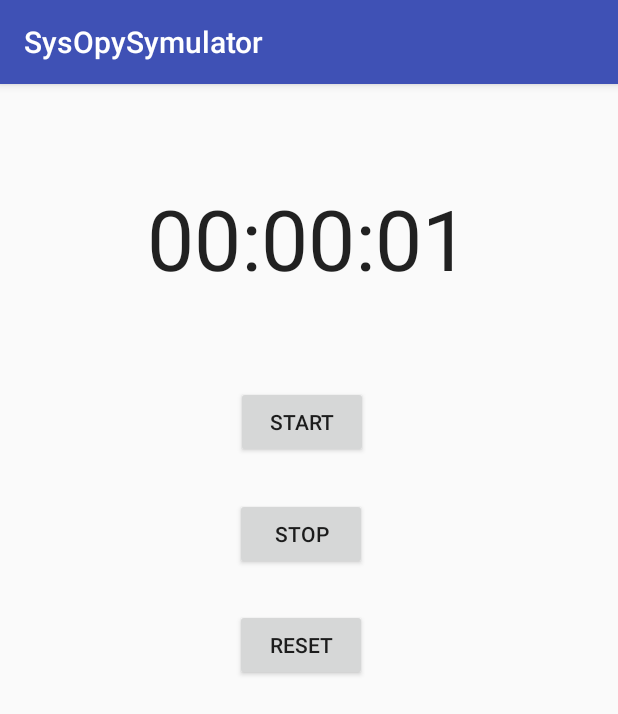
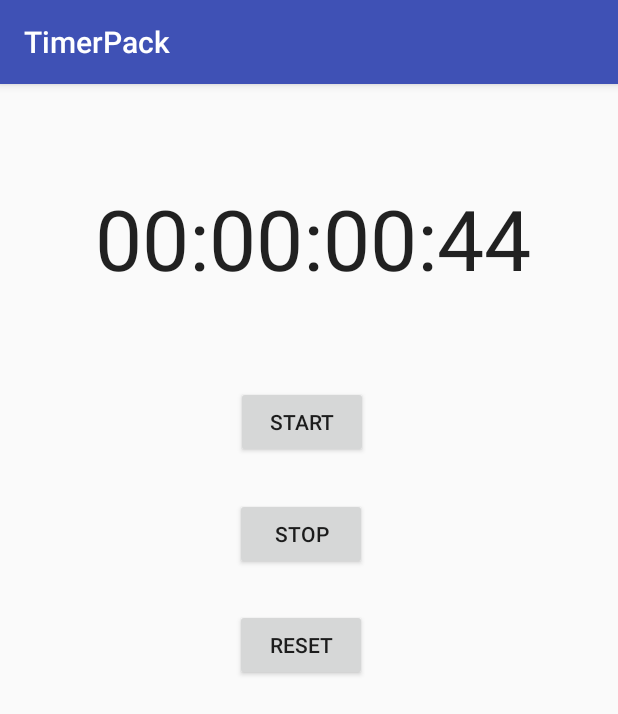
Before and after one commit to kowalikg/SimpleStopWatch, an Android app: the screen it shows after launch (mainActivity), after a tap on "START", on a phone screen of 412 x 824 dp. Shown: the top 714 px of the screen. Run offline under Robolectric (Android 15) with nearby library versions, the phone set to English and light mode, and no system bars.

Commit message:
class StopWatch starting using fragments

```diff
--- a/app/build.gradle
+++ b/app/build.gradle
@@ -28,5 +28,6 @@ dependencies {
     })
     compile 'com.android.support:appcompat-v7:25.3.1'
     compile 'com.android.support.constraint:constraint-layout:1.0.2'
+    compile 'com.android.support:support-v4:25.3.1'
     testCompile 'junit:junit:4.12'
 }
--- a/app/src/main/AndroidManifest.xml
+++ b/app/src/main/AndroidManifest.xml
@@ -1,6 +1,6 @@
 <?xml version="1.0" encoding="utf-8"?>
 <manifest xmlns:android="http://schemas.android.com/apk/res/android"
-    package="milqaa.student.agh.edu.pl.sysopysymulator">
+    package="milqaa.student.agh.edu.pl.TimerPack">
 
     <application
         android:allowBackup="true"
@@ -9,7 +9,7 @@
         android:roundIcon="@mipmap/ic_launcher_round"
         android:supportsRtl="true"
         android:theme="@style/AppTheme">
-        <activity android:name=".mainActivity">
+        <activity android:name="milqaa.student.agh.edu.pl.TimerPack.mainActivity">
             <intent-filter>
                 <action android:name="android.intent.action.MAIN" />
 
--- /dev/null
+++ b/app/src/main/java/milqaa/student/agh/edu/pl/TimerPack/StopWatch.java
@@ -0,0 +1,72 @@
+package milqaa.student.agh.edu.pl.TimerPack;
+
+import java.util.Locale;
+
+/**
+ * Created by Gabrysia on 30.04.2017.
+ */
+
+public class StopWatch {
+    private int totalMilis;
+    private boolean isRunning;
+    private boolean runningBeforeStop;
+
+    public StopWatch(int totalMilis, boolean isRunning, boolean runningBeforeStop){
+        this.totalMilis = totalMilis;
+        this.isRunning = isRunning;
+        this.runningBeforeStop = runningBeforeStop;
+    }
+    public StopWatch(){
+        this.totalMilis = 0;
+        this.isRunning = false;
+        this.runningBeforeStop = false;
+    }
+    public boolean isRunning() {
+        return isRunning;
+    }
+
+    public void setRunning(boolean running) {
+        isRunning = running;
+    }
+
+    public boolean wasRunningBeforeStop() {
+        return runningBeforeStop;
+    }
+
+    public void setRunningBeforeStop(boolean runningBeforeStop) {
+        this.runningBeforeStop = runningBeforeStop;
+    }
+    public String tick(){
+        String text = "";
+        int totalSeconds = totalMilis / 100;
+        int seconds = totalSeconds % 60;
+        int minutes = (totalSeconds % 3600) / 60;
+        int hours = totalSeconds / 3600;
+
+        text = String.format(Locale.US, "%02d:%02d:%02d:%02d", hours, minutes, seconds, totalMilis % 100);
+
+        if (isRunning){
+            totalMilis++;
+            System.out.println(totalSeconds);
+        }
+        return text;
+    }
+
+    public int getTotalMilis() {
+        return totalMilis;
+    }
+
+    public void setTotalMilis(int totalMilis) {
+        this.totalMilis = totalMilis;
+    }
+
+    public void pause() {
+        runningBeforeStop = isRunning;
+        isRunning = false;
+    }
+
+    public void resume() {
+        isRunning = runningBeforeStop;
+    }
+
+}
--- /dev/null
+++ b/app/src/main/java/milqaa/student/agh/edu/pl/TimerPack/mainActivity.java
@@ -0,0 +1,70 @@
+package milqaa.student.agh.edu.pl.TimerPack;
+
+import android.os.Handler;
+import android.support.v7.app.AppCompatActivity;
+import android.os.Bundle;
+import android.view.View;
+import android.widget.TextView;
+
+public class mainActivity extends AppCompatActivity {
+    StopWatch stopWatch;
+
+    @Override
+    protected void onCreate(Bundle savedInstanceState) {
+        super.onCreate(savedInstanceState);
+        if (savedInstanceState != null){
+            stopWatch = new StopWatch(savedInstanceState.getInt("totalMilis"),
+                    savedInstanceState.getBoolean("running"),
+                    savedInstanceState.getBoolean("beforeRunning"));
+        }
+        else{
+            stopWatch = new StopWatch();
+        }
+        setContentView(R.layout.activity_main);
+        runTimer();
+    }
+    @Override
+    protected void onSaveInstanceState(Bundle savedInstanceState){
+        savedInstanceState.putInt("totalMilis", stopWatch.getTotalMilis());
+        savedInstanceState.putBoolean("running", stopWatch.isRunning());
+        savedInstanceState.putBoolean("beforeRunning", stopWatch.wasRunningBeforeStop());
+    }
+    @Override
+    protected void onDestroy(){
+        super.onDestroy();
+    }
+    @Override
+    protected void onPause(){
+        super.onPause();
+        stopWatch.pause();
+    }
+    @Override
+    protected void onResume(){
+        super.onResume();
+        stopWatch.resume();
+    }
+    private void runTimer() {
+        final TextView clock = (TextView) findViewById(R.id.clock);
+        final Handler clockHandler = new Handler();
+
+        clockHandler.post(new Runnable() {
+            @Override
+            public void run() {
+
+                String str = stopWatch.tick();
+                clock.setText(str);
+                clockHandler.postDelayed(this, 10);
+            }
+        });
+    }
+
+    public void startClock(View v){
+        stopWatch.setRunning(true);
+    }
+    public void stopClock(View v){
+        stopWatch.setRunning(false);
+    }
+    public void resetClock(View v){
+        stopWatch = new StopWatch();
+    }
+}
--- a/app/src/main/java/milqaa/student/agh/edu/pl/sysopysymulator/mainActivity.java
+++ /dev/null
@@ -1,83 +0,0 @@
-package milqaa.student.agh.edu.pl.sysopysymulator;
-
-import android.os.Handler;
-import android.support.v7.app.AppCompatActivity;
-import android.os.Bundle;
-import android.view.View;
-import android.widget.TextView;
-
-import java.text.SimpleDateFormat;
-import java.util.Date;
-import java.util.Locale;
-
-public class mainActivity extends AppCompatActivity {
-
-    private int totalSeconds;
-    private boolean isRunning;
-    private boolean runningBeforeStop;
-    @Override
-    protected void onCreate(Bundle savedInstanceState) {
-        super.onCreate(savedInstanceState);
-        if (savedInstanceState != null){
-            totalSeconds = savedInstanceState.getInt("totalSeconds");
-            isRunning = savedInstanceState.getBoolean("running");
-            runningBeforeStop = savedInstanceState.getBoolean("beforeRunning");
-        }
-        setContentView(R.layout.activity_main);
-        runTimer();
-    }
-    @Override
-    protected void onSaveInstanceState(Bundle savedInstanceState){
-        savedInstanceState.putInt("totalSeconds", totalSeconds);
-        savedInstanceState.putBoolean("running", isRunning);
-        savedInstanceState.putBoolean("beforeRunning", runningBeforeStop);
-    }
-    @Override
-    protected void onDestroy(){
-        super.onDestroy();
-    }
-    @Override
-    protected void onPause(){
-        super.onPause();
-        runningBeforeStop = isRunning;
-        System.out.println(runningBeforeStop);
-        isRunning = false;
-    }
-    @Override
-    protected void onResume(){
-        super.onResume();
-        System.out.println(runningBeforeStop);
-        isRunning = runningBeforeStop;
-    }
-    private void runTimer() {
-        final TextView clock = (TextView) findViewById(R.id.clock);
-        final Handler clockHandler = new Handler();
-
-        clockHandler.post(new Runnable() {
-            @Override
-            public void run() {
-                int hours = totalSeconds / 3600;
-                int minutes = (totalSeconds % 3600) / 60;
-                int seconds = totalSeconds % 60;
-                String str = String.format(Locale.US, "%02d:%02d:%02d", hours, minutes, seconds);
-                clock.setText(str);
-                if (isRunning){
-                    totalSeconds++;
-                    System.out.println(totalSeconds);
-                }
-                clockHandler.postDelayed(this, 1000);
-            }
-        });
-    }
-
-    public void startClock(View v){
-        isRunning = true;
-    }
-    public void stopClock(View v){
-        isRunning = false;
-    }
-    public void resetClock(View v){
-        isRunning = false;
-        totalSeconds = 0;
-    }
-}
--- a/app/src/main/res/layout-land/activity_main.xml
+++ b/app/src/main/res/layout-land/activity_main.xml
@@ -4,7 +4,7 @@
     xmlns:tools="http://schemas.android.com/tools"
     android:layout_width="match_parent"
     android:layout_height="match_parent"
-    tools:context="milqaa.student.agh.edu.pl.sysopysymulator.mainActivity"
+    tools:context="milqaa.student.agh.edu.pl.TimerPack.mainActivity"
     tools:layout_editor_absoluteY="81dp"
     tools:layout_editor_absoluteX="0dp">
 
@@ -12,17 +12,17 @@
         android:id="@+id/clock"
         android:layout_width="382dp"
         android:layout_height="61dp"
+        android:layout_marginEnd="8dp"
+        android:layout_marginRight="8dp"
         android:layout_marginTop="16dp"
-        android:text="Clock"
+        android:text="00:00:00:00"
         android:textAlignment="center"
         android:textAppearance="@android:style/TextAppearance.Material.Large"
         android:textSize="56sp"
+        app:layout_constraintHorizontal_bias="0.519"
         app:layout_constraintLeft_toLeftOf="parent"
-        app:layout_constraintTop_toTopOf="parent"
-        android:layout_marginRight="8dp"
         app:layout_constraintRight_toRightOf="parent"
-        app:layout_constraintHorizontal_bias="0.519"
-        android:layout_marginEnd="8dp" />
+        app:layout_constraintTop_toTopOf="parent" />
 
     <Button
         android:id="@+id/startButton"
--- a/app/src/main/res/layout/activity_main.xml
+++ b/app/src/main/res/layout/activity_main.xml
@@ -4,7 +4,7 @@
     xmlns:tools="http://schemas.android.com/tools"
     android:layout_width="match_parent"
     android:layout_height="match_parent"
-    tools:context="milqaa.student.agh.edu.pl.sysopysymulator.mainActivity"
+    tools:context="milqaa.student.agh.edu.pl.TimerPack.mainActivity"
     tools:layout_editor_absoluteY="81dp"
     tools:layout_editor_absoluteX="0dp">
 
@@ -14,17 +14,17 @@
         android:layout_height="61dp"
         android:layout_marginBottom="1dp"
         android:layout_marginEnd="8dp"
-        android:text="00:00:00"
+        android:layout_marginLeft="8dp"
+        android:layout_marginRight="8dp"
+        android:layout_marginStart="8dp"
+        android:text="00:00:00:00"
         android:textAlignment="viewStart"
         android:textAppearance="@android:style/TextAppearance.Material.Large"
         android:textSize="56sp"
         app:layout_constraintBottom_toTopOf="@+id/guideline"
-        android:layout_marginLeft="8dp"
+        app:layout_constraintHorizontal_bias="0.466"
         app:layout_constraintLeft_toLeftOf="@+id/guideline3"
-        app:layout_constraintRight_toLeftOf="@+id/guideline4"
-        android:layout_marginRight="8dp"
-        app:layout_constraintHorizontal_bias="0.466"
-        android:layout_marginStart="8dp" />
+        app:layout_constraintRight_toLeftOf="@+id/guideline4" />
 
     <Button
         android:id="@+id/startButton"
--- a/app/src/main/res/values/strings.xml
+++ b/app/src/main/res/values/strings.xml
@@ -1,6 +1,9 @@
 <resources>
-    <string name="app_name">SysOpySymulator</string>
+    <string name="app_name">TimerPack</string>
     <string name="start">Start</string>
     <string name="stop">Stop</string>
     <string name="restet">Reset</string>
+
+    <!-- TODO: Remove or change this placeholder text -->
+    <string name="hello_blank_fragment">Hello blank fragment</string>
 </resources>
```
Also changed, not shown: app/src/main/java/milqaa/student/agh/edu/pl/TimerPack/ClockMode.java (added, +32 -0 lines), app/src/main/res/layout/fragment_clock_mode.xml (added, +13 -0 lines), 4 other files.
